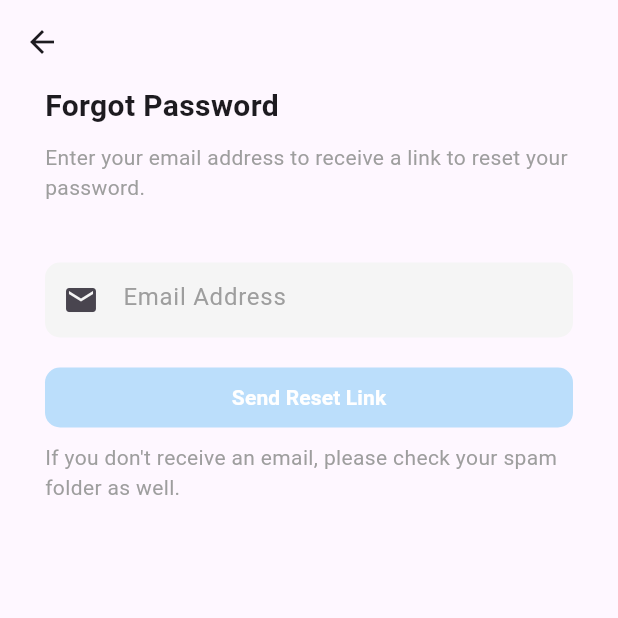
After one commit to umairahmadx/hiichat, a Flutter app: the screen it shows after launch, after a tap on "Forgot password?", on a phone screen of 412 x 824 dp, the top half of it. The commit adds this screen. Run offline on Flutter 3.47's test engine with Material 3 defaults, Android fonts, the phone set to English and light mode, and no system bars; our stand-ins replace chat_bubbles, cloud_firestore, firebase_auth, firebase_core, firebase_storage, image_picker and 1 more; accounts and stored records are empty; generated files the repository leaves out were written again.

Commit message:
Forgot Password Screen Added

```diff
--- a/lib/firebase/firebaseapis.dart
+++ b/lib/firebase/firebaseapis.dart
@@ -1,7 +1,8 @@
 import 'package:cloud_firestore/cloud_firestore.dart';
 import 'package:firebase_auth/firebase_auth.dart';
 
-class AllAPIs{
+class AllAPIs {
   static FirebaseFirestore firestore = FirebaseFirestore.instance;
-  static FirebaseAuth auth = FirebaseAuth.instance;
+
+  static FirebaseAuth auth = FirebaseAuth.instance..setLanguageCode('en');
 }
--- a/lib/nestedScreen/login/login.dart
+++ b/lib/nestedScreen/login/login.dart
@@ -1,8 +1,10 @@
 import 'package:flutter/material.dart';
 import 'package:hiichat/firebase/authentication.dart';
+import 'package:hiichat/nestedScreen/login/services/forgot_password.dart';
 import 'package:hiichat/nestedScreen/login/signup.dart';
 
 import '../../home.dart';
+
 class Login extends StatefulWidget {
   const Login({super.key});
 
@@ -80,7 +82,6 @@ class _LoginState extends State<Login> {
       }
     }
   }
-
   @override
   Widget build(BuildContext context) {
     return Scaffold(
@@ -90,9 +91,7 @@ class _LoginState extends State<Login> {
         },
         child: SingleChildScrollView(
           child: SizedBox(
-            height: MediaQuery.of(context)
-                .size
-                .height,
+            height: MediaQuery.of(context).size.height,
             child: Padding(
               padding: const EdgeInsets.all(20.0),
               child: Column(
@@ -109,6 +108,7 @@ class _LoginState extends State<Login> {
                   const SizedBox(height: 40),
                   // Email TextField
                   SizedBox(
+                    height: 50,
                     child: TextFormField(
                       onChanged: (newValue) => _email = newValue,
                       decoration: InputDecoration(
@@ -129,6 +129,7 @@ class _LoginState extends State<Login> {
                   const SizedBox(height: 16),
                   // Password TextField
                   SizedBox(
+                    height: 50,
                     child: TextFormField(
                       onChanged: (newValue) => _password = newValue,
                       decoration: InputDecoration(
@@ -145,7 +146,51 @@ class _LoginState extends State<Login> {
                       obscureText: true,
                     ),
                   ),
-                  const SizedBox(height: 20),
+                  const SizedBox(
+                    height: 10,
+                  ),
+                  Container(
+                    width: double.infinity,
+                    alignment: Alignment.centerRight,
+                    child: GestureDetector(
+                      onTap: () {
+                        Navigator.of(context).push(
+                          PageRouteBuilder(
+                            pageBuilder:
+                                (context, animation, secondaryAnimation) => const ForgotPassword(),
+                            transitionsBuilder: (context, animation,
+                                secondaryAnimation, child) {
+                              const begin =
+                              Offset(1.0, 0.0); // Start from the right
+                              const end =
+                                  Offset.zero; // End at the current position
+                              const curve = Curves.easeInOut;
+
+                              // Define the animation
+                              var tween = Tween(begin: begin, end: end)
+                                  .chain(CurveTween(curve: curve));
+                              var offsetAnimation = animation.drive(tween);
+
+                              return SlideTransition(
+                                position: offsetAnimation,
+                                child: child,
+                              );
+                            },
+                          ),
+                        );
+
+                      },
+                      child: const Text(
+                        "Forgot password?",
+                        style: TextStyle(
+                          fontSize: 15,
+                          color: Colors.blue,
+                          fontWeight: FontWeight.bold,
+                        ),
+                      ),
+                    ),
+                  ),
+                  const SizedBox(height: 10),
                   SizedBox(
                     width: double.infinity,
                     height: 40,
@@ -183,7 +228,7 @@ class _LoginState extends State<Login> {
                     ),
                   ),
                   const SizedBox(
-                    height: 10,
+                    height: 5,
                   ),
                   Row(
                     mainAxisAlignment: MainAxisAlignment.center,
--- /dev/null
+++ b/lib/nestedScreen/login/services/forgot_password.dart
@@ -0,0 +1,152 @@
+import 'package:flutter/material.dart';
+import 'package:hiichat/firebase/firebaseapis.dart';
+
+class ForgotPassword extends StatefulWidget {
+  const ForgotPassword({super.key});
+
+  @override
+  State<ForgotPassword> createState() => _ForgotPasswordState();
+}
+
+class _ForgotPasswordState extends State<ForgotPassword> {
+  String _email = "";
+  bool isLoading = false;
+  final emailRegex = RegExp(r'^[\w-\.]+@([\w-]+\.)+[\w-]{2,4}$');
+
+  Future<void> resetPassword() async {
+    _email = _email.trim();
+    if (!emailRegex.hasMatch(_email)) {
+      if (mounted) {
+        ScaffoldMessenger.of(context).showSnackBar(
+          const SnackBar(content: Text('Please enter a valid email address.')),
+        );
+      }
+      return;
+    }
+    setState(() {
+      isLoading = true;
+    });
+    try {
+      await AllAPIs.auth.sendPasswordResetEmail(email: _email);
+
+      if (mounted) {
+        ScaffoldMessenger.of(context).showSnackBar(
+          const SnackBar(
+              content: Text(
+                  'Password reset link sent successfully. Please check your email, including your spam folder.')),
+        );
+
+        setState(() {
+          isLoading = false;
+        });
+        Navigator.of(context).pop();
+      }
+    } catch (e) {
+      if (mounted) {
+        ScaffoldMessenger.of(context).showSnackBar(
+          SnackBar(
+              content: Text('$e')));
+      }
+    }
+    setState(() {
+      isLoading = false;
+    });
+  }
+
+  @override
+  Widget build(BuildContext context) {
+    return Scaffold(
+      appBar: AppBar(
+        title: const SizedBox.shrink(),
+      ),
+      body: Padding(
+        padding: const EdgeInsets.symmetric(horizontal: 30),
+        child: SingleChildScrollView(
+          child: Column(
+            crossAxisAlignment: CrossAxisAlignment.start,
+            children: [
+              const Text(
+                "Forgot Password",
+                style: TextStyle(
+                  fontWeight: FontWeight.bold,
+                  fontSize: 20,
+                ),
+              ),
+              const SizedBox(height: 10),
+              const Text(
+                "Enter your email address to receive a link to reset your password.",
+                style: TextStyle(
+                  color: Colors.grey,
+                ),
+              ),
+              const SizedBox(height: 40),
+              SizedBox(
+                height: 50,
+                child: TextFormField(
+                  onChanged: (newValue) => setState(() {
+                    _email = newValue;
+                  }),
+                  decoration: InputDecoration(
+                    hintText: 'Email Address',
+                    hintStyle: const TextStyle(color: Colors.grey),
+                    border: OutlineInputBorder(
+                      borderSide: BorderSide.none,
+                      borderRadius: BorderRadius.circular(10),
+                    ),
+                    fillColor: Colors.grey[100],
+                    filled: true,
+                    prefixIcon: const Icon(Icons.email),
+                  ),
+                  keyboardType: TextInputType.emailAddress,
+                ),
+              ),
+              const SizedBox(
+                height: 20,
+              ),
+              SizedBox(
+                width: double.infinity,
+                height: 40,
+                child: ElevatedButton(
+                  style: ButtonStyle(
+                    elevation: WidgetStateProperty.all(0),
+                    backgroundColor: WidgetStateProperty.all(
+                      _email.isEmpty ? Colors.blue[100] : Colors.blue,
+                    ),
+                    shape: WidgetStateProperty.all(
+                      RoundedRectangleBorder(
+                        borderRadius: BorderRadius.circular(10),
+                      ),
+                    ),
+                  ),
+                  onPressed: _email.isEmpty ? null : resetPassword,
+                  child: isLoading
+                      ? Container(
+                          padding: const EdgeInsets.all(10),
+                          height: 40,
+                          width: 40,
+                          child: const CircularProgressIndicator(
+                            valueColor:
+                                AlwaysStoppedAnimation<Color>(Colors.white),
+                          ),
+                        )
+                      : const Text(
+                          "Send Reset Link",
+                          style: TextStyle(
+                            fontWeight: FontWeight.bold,
+                            color: Colors.white,
+                          ),
+                        ),
+                ),
+              ),
+              const SizedBox(height: 10),
+              const Text(
+                "If you don't receive an email, please check your spam folder as well.",
+                style: TextStyle(color: Colors.grey, fontSize: 14),
+              ),
+            ],
+          ),
+        ),
+      ),
+    );
+  }
+}
--- a/lib/tabScreen/chatlist.dart
+++ b/lib/tabScreen/chatlist.dart
@@ -85,7 +85,6 @@ class _ChatListScreen extends State<ChatListScreen> {
 
 
     } catch (e) {
-      print(e);
       _showErrorSnackbar("Error occurred while fetching users: $e");
     }
   }
```
